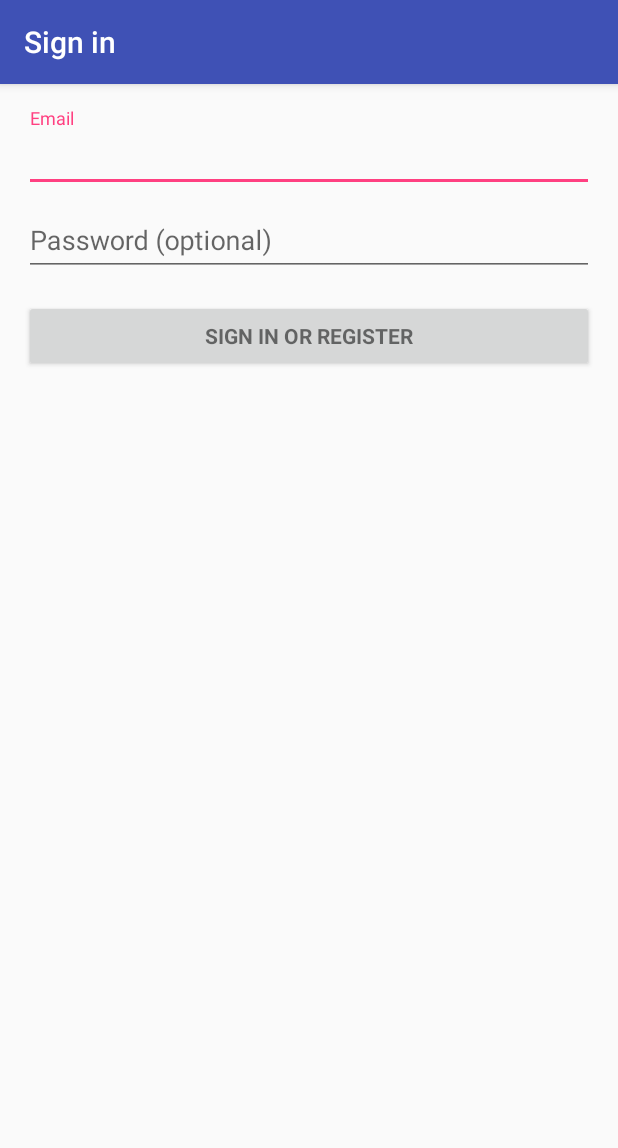
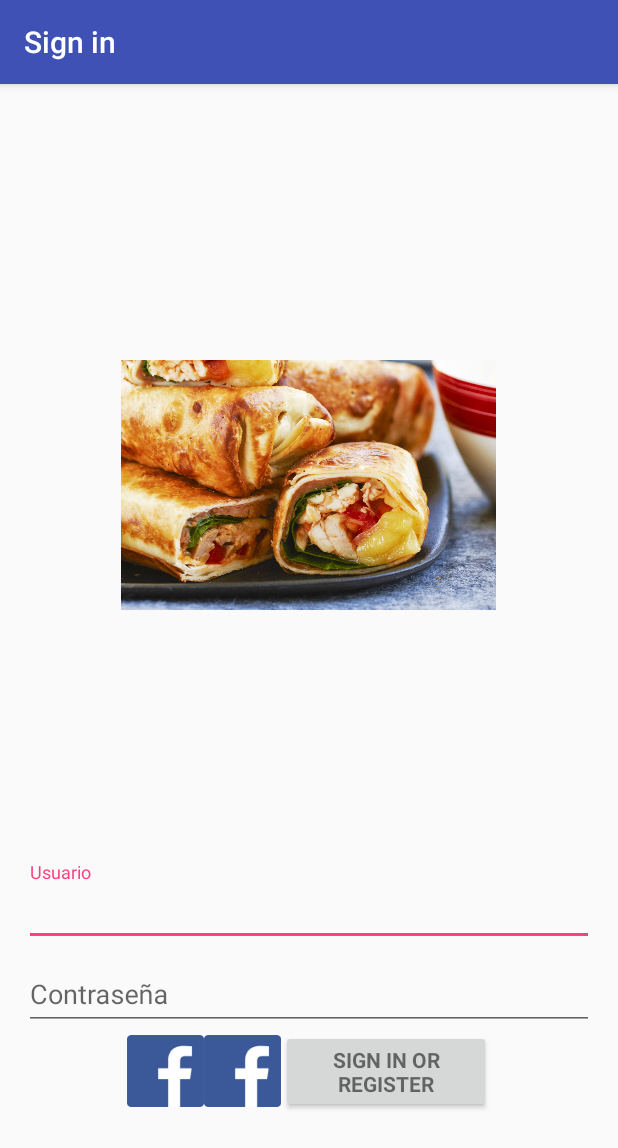
Before and after one commit to PabloMacLinares/ClicknEat, an Android app: the LoginView screen opened directly, with no data from a screen before it, on a phone screen of 412 x 824 dp. Shown: the top 1148 px of the screen. Run offline under Robolectric (Android 15) with nearby library versions, the phone set to English and light mode, and no system bars; 2 statements that could not run were skipped.

Commit message:
layouts de login/registro y de main

```diff
--- a/app/src/main/java/com/dam2/clickneat/views/login/LoginView.java
+++ b/app/src/main/java/com/dam2/clickneat/views/login/LoginView.java
@@ -59,7 +59,7 @@
     private UserLoginTask mAuthTask = null;
 
     // UI references.
-    private AutoCompleteTextView mEmailView;
+    private AutoCompleteTextView usuarioView;
     private EditText mPasswordView;
     private View mProgressView;
     private View mLoginFormView;
@@ -69,10 +69,10 @@
         super.onCreate(savedInstanceState);
         setContentView(R.layout.activity_login);
         // Set up the login form.
-        mEmailView = (AutoCompleteTextView) findViewById(R.id.email);
+        usuarioView = (AutoCompleteTextView) findViewById(R.id.usuario);
         populateAutoComplete();
 
-        mPasswordView = (EditText) findViewById(R.id.password);
+        mPasswordView = (EditText) findViewById(R.id.contraseña);
         mPasswordView.setOnEditorActionListener(new TextView.OnEditorActionListener() {
             @Override
             public boolean onEditorAction(TextView textView, int id, KeyEvent keyEvent) {
@@ -114,7 +114,7 @@
             return true;
         }
         if (shouldShowRequestPermissionRationale(READ_CONTACTS)) {
-            Snackbar.make(mEmailView, R.string.permission_rationale, Snackbar.LENGTH_INDEFINITE)
+            Snackbar.make(usuarioView, R.string.permission_rationale, Snackbar.LENGTH_INDEFINITE)
                     .setAction(android.R.string.ok, new View.OnClickListener() {
                         @Override
                         @TargetApi(Build.VERSION_CODES.M)
@@ -153,11 +153,11 @@
         }
 
         // Reset errors.
-        mEmailView.setError(null);
+        usuarioView.setError(null);
         mPasswordView.setError(null);
 
         // Store values at the time of the login attempt.
-        String email = mEmailView.getText().toString();
+        String email = usuarioView.getText().toString();
         String password = mPasswordView.getText().toString();
 
         boolean cancel = false;
@@ -172,12 +172,12 @@
 
         // Check for a valid email address.
         if (TextUtils.isEmpty(email)) {
-            mEmailView.setError(getString(R.string.error_field_required));
-            focusView = mEmailView;
+            usuarioView.setError(getString(R.string.error_field_required));
+            focusView = usuarioView;
             cancel = true;
         } else if (!isEmailValid(email)) {
-            mEmailView.setError(getString(R.string.error_invalid_email));
-            focusView = mEmailView;
+            usuarioView.setError(getString(R.string.error_invalid_email));
+            focusView = usuarioView;
             cancel = true;
         }
 
@@ -280,7 +280,7 @@
                 new ArrayAdapter<>(LoginView.this,
                         android.R.layout.simple_dropdown_item_1line, emailAddressCollection);
 
-        mEmailView.setAdapter(adapter);
+        usuarioView.setAdapter(adapter);
     }
 
 
--- a/app/src/main/res/layout/activity_login.xml
+++ b/app/src/main/res/layout/activity_login.xml
@@ -1,16 +1,18 @@
 <LinearLayout xmlns:android="http://schemas.android.com/apk/res/android"
+    xmlns:app="http://schemas.android.com/apk/res-auto"
     xmlns:tools="http://schemas.android.com/tools"
     android:layout_width="match_parent"
     android:layout_height="match_parent"
     android:gravity="center_horizontal"
-    android:orientation="vertical"
     android:paddingBottom="@dimen/activity_vertical_margin"
     android:paddingLeft="@dimen/activity_horizontal_margin"
     android:paddingRight="@dimen/activity_horizontal_margin"
     android:paddingTop="@dimen/activity_vertical_margin"
-    tools:context="com.dam2.clickneat.views.login.LoginView">
+    tools:context="com.dam2.clickneat.views.main.LoginActivity"
+    android:orientation="vertical">
 
     <!-- Login progress -->
+
     <ProgressBar
         android:id="@+id/login_progress"
         style="?android:attr/progressBarStyleLarge"
@@ -19,10 +21,19 @@
         android:layout_marginBottom="8dp"
         android:visibility="gone" />
 
+    <ImageView
+        android:id="@+id/Logo"
+        android:layout_width="250dp"
+        android:layout_height="500dp"
+        android:layout_gravity="center_vertical|center_horizontal"
+        android:layout_margin="10px"
+        android:layout_weight="1"
+        app:srcCompat="@drawable/chimichangas" />
+
     <ScrollView
         android:id="@+id/login_form"
         android:layout_width="match_parent"
-        android:layout_height="match_parent">
+        android:layout_height="233dp">
 
         <LinearLayout
             android:id="@+id/email_login_form"
@@ -35,10 +46,10 @@
                 android:layout_height="wrap_content">
 
                 <AutoCompleteTextView
-                    android:id="@+id/email"
+                    android:id="@+id/usuario"
                     android:layout_width="match_parent"
                     android:layout_height="wrap_content"
-                    android:hint="@string/prompt_email"
+                    android:hint="@string/usuario"
                     android:inputType="textEmailAddress"
                     android:maxLines="1"
                     android:singleLine="true" />
@@ -50,10 +61,10 @@
                 android:layout_height="wrap_content">
 
                 <EditText
-                    android:id="@+id/password"
+                    android:id="@+id/contraseña"
                     android:layout_width="match_parent"
                     android:layout_height="wrap_content"
-                    android:hint="@string/prompt_password"
+                    android:hint="@string/contrasena"
                     android:imeActionId="@+id/login"
                     android:imeActionLabel="@string/action_sign_in_short"
                     android:imeOptions="actionUnspecified"
@@ -63,15 +74,41 @@
 
             </android.support.design.widget.TextInputLayout>
 
-            <Button
-                android:id="@+id/email_sign_in_button"
-                style="?android:textAppearanceSmall"
+            <LinearLayout
                 android:layout_width="match_parent"
-                android:layout_height="wrap_content"
-                android:layout_marginTop="16dp"
-                android:text="@string/action_sign_in"
-                android:textStyle="bold" />
+                android:layout_height="match_parent"
+                android:gravity="center_horizontal"
+                android:orientation="horizontal"
+                android:weightSum="1">
+
+                <ImageButton
+                    android:id="@+id/imageButton2"
+                    android:layout_width="51dp"
+                    android:layout_height="48dp"
+                    android:layout_gravity="center_vertical"
+                    android:background="@drawable/facebook" />
+
+                <ImageButton
+                    android:id="@+id/imageButton"
+                    android:layout_width="51dp"
+                    android:layout_height="48dp"
+                    android:layout_gravity="center_vertical"
+                    android:background="@drawable/facebook" />
+
+                <Button
+                    android:id="@+id/email_sign_in_button"
+                    style="?android:textAppearanceSmall"
+                    android:layout_width="130dp"
+                    android:layout_height="wrap_content"
+                    android:layout_gravity="center_vertical"
+                    android:layout_marginTop="0dp"
+                    android:text="@string/action_sign_in"
+                    android:textStyle="bold"
+                    android:layout_weight="0.07" />
+
+            </LinearLayout>
 
         </LinearLayout>
     </ScrollView>
+
 </LinearLayout>
--- a/app/src/main/res/values/strings.xml
+++ b/app/src/main/res/values/strings.xml
@@ -7,6 +7,14 @@
     <string name="action_settings">Settings</string>
     <string name="title_activity_login_view">Sign in</string>
 
+    <string name="usuario">Usuario</string>
+    <string name="contrasena">Contraseña</string>
+
+    <string name="correoRegistro">Correo Electrónico</string>
+    <string name="usuarioRegistro">Usuario</string>
+    <string name="contrasenaRegistro">Contraseña</string>
+
+    <string name="registrarse">Registrarse</string>
     <!-- Strings related to login -->
     <string name="prompt_email">Email</string>
     <string name="prompt_password">Password (optional)</string>
--- a/build.gradle
+++ b/build.gradle
@@ -9,6 +9,7 @@
 
         // NOTE: Do not place your application dependencies here; they belong
         // in the individual module build.gradle files
+        classpath 'com.google.gms:google-services:3.0.0'
     }
 }
 
--- a/settings.gradle
+++ b/settings.gradle
@@ -1 +1,2 @@
 include ':app'
+include ':emojilib'
```
Also changed, not shown: app/src/main/java/com/dam2/clickneat/views/main/MainView.java (+0 -12 lines), app/src/main/java/com/dam2/clickneat/views/registro/RegistroActivity.java (added, +15 -0 lines), app/src/main/res/layout/activity_registro.xml (added, +82 -0 lines), app/src/main/res/layout/content_main_view.xml (+44 -19 lines), app/src/main/res/drawable/chimichangas.jpeg (added), app/src/main/res/drawable/facebook.png (added).
